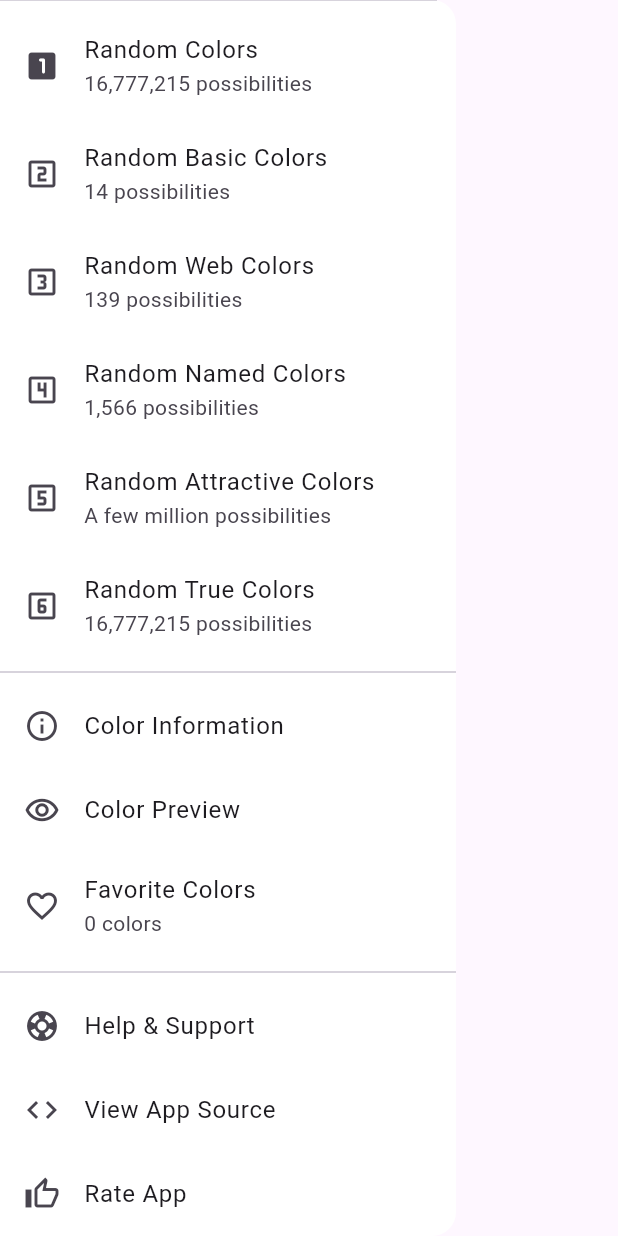
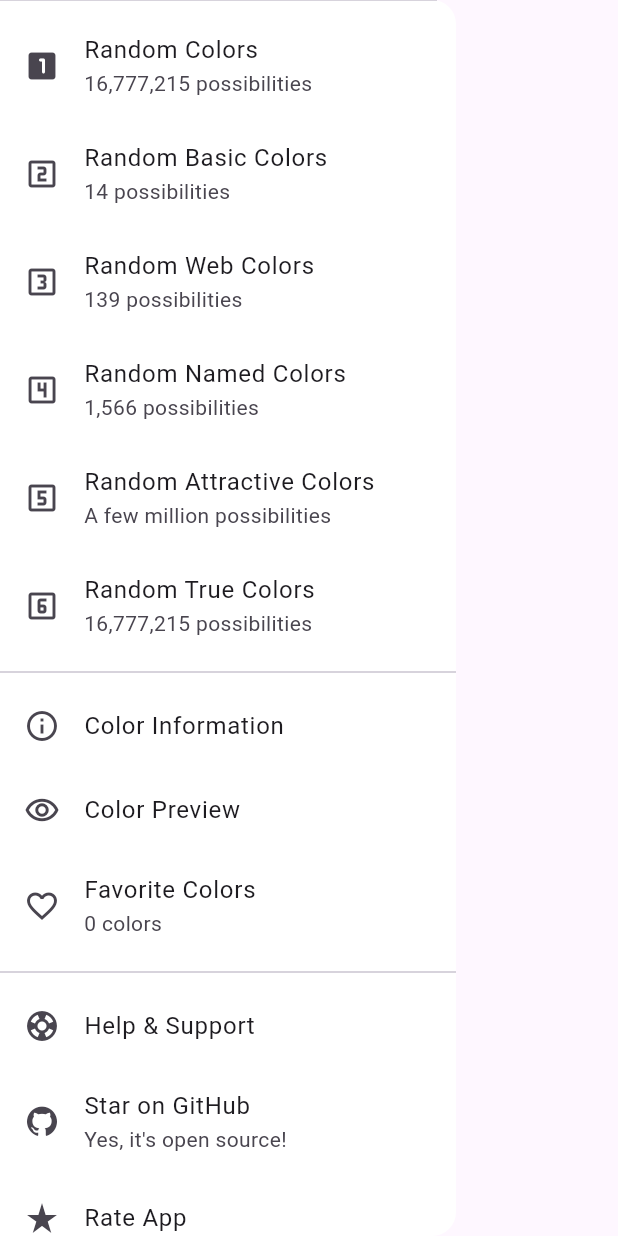
Before and after one commit to tecdrop/color_hap, a Flutter app: the AppDrawer widget shown alone on an empty page, opened directly with empty values, scrolled down 273 dp, on a phone screen of 412 x 824 dp. Run offline on Flutter 3.47's test engine with Material 3 defaults, Android fonts, the phone set to English and light mode, and no system bars; our stand-ins replace go_router, shared_preferences; missing offline and left inert: flutter_randomcolor; accounts and stored records are empty.

Commit message:
Improve UI icons

```diff
--- a/lib/common/custom_icons.dart
+++ b/lib/common/custom_icons.dart
@@ -15,5 +15,4 @@ const _kFontFam = 'CustomIcons';
 const String? _kFontPkg = null;
 
 // ignore: constant_identifier_names
-const IconData reorder_off_outlined =
-    IconData(0xe800, fontFamily: _kFontFam, fontPackage: _kFontPkg);
+const IconData github = IconData(0xe800, fontFamily: _kFontFam, fontPackage: _kFontPkg);
--- a/lib/common/ui_strings.dart
+++ b/lib/common/ui_strings.dart
@@ -30,7 +30,7 @@ const Map<ColorType, String> colorType = {
 // Drawer items
 // -----------------------------------------------------------------------------------------------
 
-const String setWallpaperDrawer = 'Set A Color Wallpaper';
+const String setWallpaperDrawer = 'Set a Color Wallpaper';
 const String setWallpaperDrawerSubtitle = 'Use RGB Color Wallpaper Pro\nand support our free apps!';
 
 const String randomMixedColorDrawer = 'Random Colors';
@@ -49,7 +49,8 @@ String colorFavoritesSubtitle(String length, {bool isPlural = true}) =>
     '$length color${isPlural ? 's' : ''}';
 
 const String helpDrawer = 'Help & Support';
-const String sourceCodeDrawer = 'View App Source';
+const String sourceCodeDrawer = 'Star on GitHub';
+const String sourceCodeDrawerSubtitle = 'Yes, it\'s open source!';
 const String rateAppDrawer = 'Rate App';
 
 // -----------------------------------------------------------------------------------------------
@@ -58,7 +59,8 @@ const String rateAppDrawer = 'Rate App';
 
 const String colorInfoScreenTitle = 'Color Information';
 const String colorPreviewAction = 'Preview color';
-const String colorWebSearchAction = 'Search color on the web';
+// const String colorWebSearchAction = 'Search color on the web';
+const String colorWebSearchAction = 'Get color information from the web';
 
 const String colorNameInfo = 'Name';
 const String colorTitleInfo = 'Name & Code';
--- a/lib/screens/color_info_screen.dart
+++ b/lib/screens/color_info_screen.dart
@@ -102,7 +102,8 @@ class _AppBar extends StatelessWidget implements PreferredSizeWidget {
 
         // The Color Web Search action
         IconButton(
-          icon: const Icon(Icons.travel_explore_outlined),
+          // icon: const Icon(custom_icons.search_web),
+          icon: const Icon(Icons.language_outlined),
           tooltip: strings.colorWebSearchAction,
           onPressed: () => onAction(_AppBarActions.colorWebSearch),
         ),
--- a/lib/widgets/internal/app_drawer.dart
+++ b/lib/widgets/internal/app_drawer.dart
@@ -7,6 +7,7 @@ import 'package:flutter/material.dart';
 import '../../common/app_routes.dart';
 import '../../common/app_settings.dart' as settings;
 import '../../common/app_urls.dart' as urls;
+import '../../common/custom_icons.dart' as custom_icons;
 import '../../common/ui_strings.dart' as strings;
 import '../../models/color_type.dart';
 import '../../models/random_color_generator.dart';
@@ -263,15 +264,17 @@ class AppDrawer extends StatelessWidget {
           // View Source drawer item
           _buildItem(
             context,
-            icon: Icons.code_outlined,
+            icon: custom_icons.github,
             title: strings.sourceCodeDrawer,
+            subtitle: strings.sourceCodeDrawerSubtitle,
             item: AppDrawerItems.viewSource,
           ),
 
           // Rate App drawer item
           _buildItem(
             context,
-            icon: Icons.thumb_up_alt_outlined,
+            // icon: Icons.thumb_up_alt_outlined,
+            icon: Icons.star_rate,
             title: strings.rateAppDrawer,
             item: AppDrawerItems.rateApp,
           ),
```
Also changed, not shown: assets/fonts/CustomIcons.ttf.
